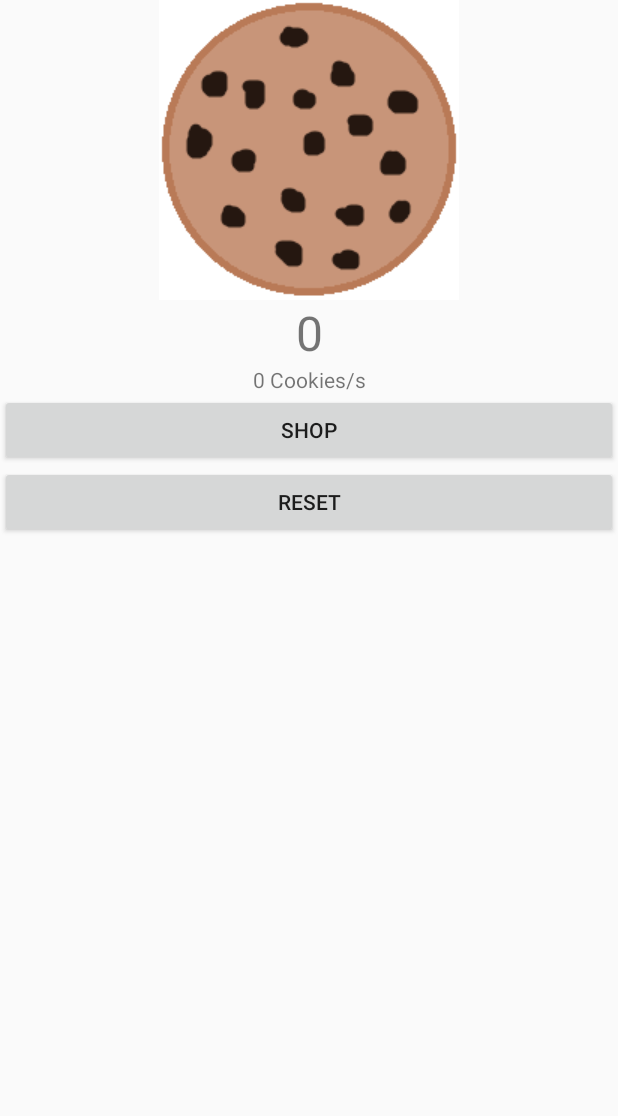
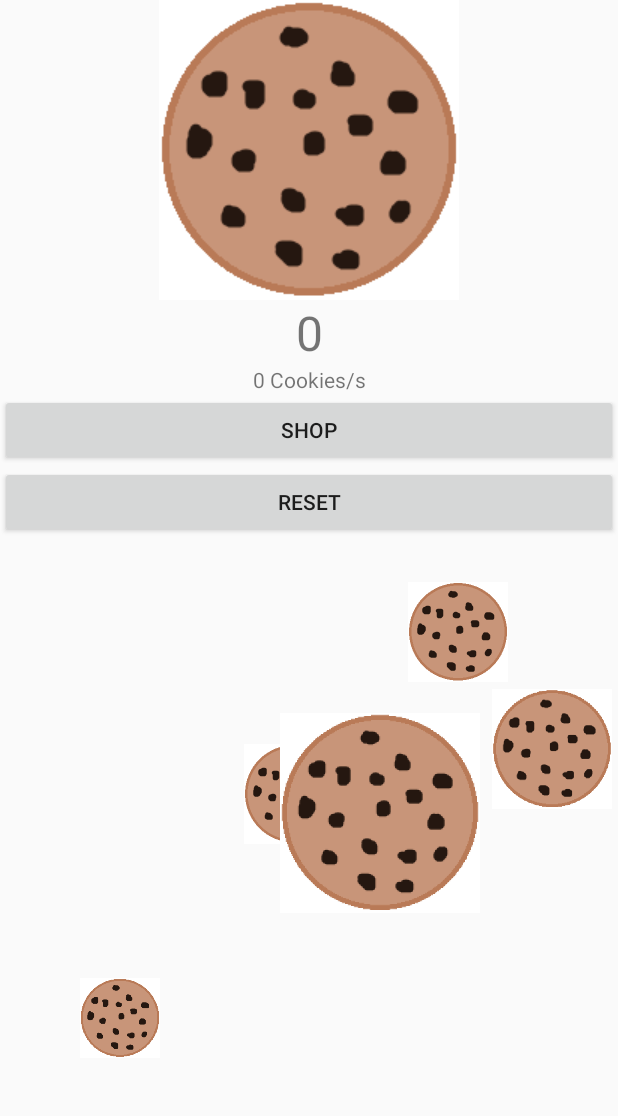
Before and after one commit to skrivanisko/CookieClicker_TAMZII_Project, an Android app: the screen it shows after launch (MainActivity), on a phone screen of 412 x 824 dp, the part 52-1168 px from its top. Run offline under Robolectric (Android 15) with nearby library versions, the light colour scheme and no system bars; 3 statements that could not run were skipped.

Commit message:
added animation via canvas
animated cookies via canvas, custom object

```diff
--- /dev/null
+++ b/CookieClicker/app/src/main/java/com/example/cookieclicker/AnimationObject.java
@@ -0,0 +1,38 @@
+package com.example.cookieclicker;
+
+import android.graphics.Bitmap;
+import android.graphics.Canvas;
+import android.graphics.Rect;
+
+public class AnimationObject {
+    private int x,y;
+    private int speedX, speedY;
+    private int size;
+
+    public AnimationObject(int x, int y, int speed, int size){
+        this.x = x;
+        this.y = y;
+        this.speedX = speed;
+        this.speedY = speed;
+        this.size = size;
+    }
+
+    public void reverseVector(int w, int h){
+        if(x>w-size || x<0) speedX=-speedX;
+        if(y>h-size || y<0) speedY=-speedY;
+    }
+
+    public void move(int w, int h){
+
+        reverseVector(w,h);
+
+        x+=speedX;
+        y+=speedY;
+    }
+
+    public void draw(Bitmap bmp, Canvas c){
+        c.drawBitmap(bmp, null,
+                new Rect(x,y,x+size,y+size), null);
+    }
+
+}
--- a/CookieClicker/app/src/main/java/com/example/cookieclicker/MainActivity.java
+++ b/CookieClicker/app/src/main/java/com/example/cookieclicker/MainActivity.java
@@ -26,6 +26,7 @@ public class MainActivity extends Activity{
     Runnable runnable;
     DB db;
     TextView productionLabel;
+    MyCanvas myCanvas;
 
     public int[] startCost = {50, 500, 1250, 2500, 5000};
 
@@ -68,7 +69,10 @@ public class MainActivity extends Activity{
         scoreText.setText(Long.toString(score));
         productionLabel.setText(Integer.toString(production) + " Cookies/s");
 
-        //resetGame();
+        myCanvas = findViewById(R.id.Canvas);
+
+        animationListener();
+
 
 
     }//////////// INIT
@@ -120,7 +124,7 @@ public class MainActivity extends Activity{
 
     }
 
-    public void RunTimeListener(){
+    public void runTimeListener(){
         timeHandler.postDelayed(runnable = new Runnable() {
             @Override
             public void run() {
@@ -130,11 +134,21 @@ public class MainActivity extends Activity{
         },1000);
     }
 
+    public void animationListener(){
+        timeHandler.postDelayed(new Runnable() {
+            @Override
+            public void run() {
+                myCanvas.animated();
+                timeHandler.postDelayed(this, 33);
+            }
+        },33);
+    }
+
     @Override
     protected void onResume() {
         super.onResume();
 
-        RunTimeListener();
+        runTimeListener();
 
         score = Long.parseLong(preferences.getString("score", "error score"));
 
--- /dev/null
+++ b/CookieClicker/app/src/main/java/com/example/cookieclicker/MyCanvas.java
@@ -0,0 +1,66 @@
+package com.example.cookieclicker;
+
+import android.content.Context;
+import android.graphics.Bitmap;
+import android.graphics.BitmapFactory;
+import android.graphics.Canvas;
+import android.util.AttributeSet;
+import android.view.View;
+import java.util.ArrayList;
+
+public class MyCanvas extends View {
+
+    int width;
+    int height;
+
+    Bitmap bmp = BitmapFactory.decodeResource(getResources(), R.drawable.cookie);;
+
+    ArrayList<AnimationObject> listObj = new ArrayList<>();
+
+    public MyCanvas(Context context) {
+        super(context);
+        initList();
+    }
+
+    public MyCanvas(Context context, AttributeSet attrs) {
+        super(context, attrs);
+        initList();
+    }
+
+    public MyCanvas(Context context, AttributeSet attrs, int defStyleAttr) {
+        super(context, attrs, defStyleAttr);
+        initList();
+    }
+
+    public void initList(){
+        AnimationObject obj = new AnimationObject(100,100,3,100);
+        AnimationObject obj1 = new AnimationObject(150,120,-5,80);
+        AnimationObject obj2 = new AnimationObject(300,250,6,100);
+        AnimationObject obj3 = new AnimationObject(100,125,-7,120);
+        AnimationObject obj4 = new AnimationObject(250,155,5,200);
+
+        listObj.add(obj);
+        listObj.add(obj1);
+        listObj.add(obj2);
+        listObj.add(obj3);
+        listObj.add(obj4);
+    }
+
+    @Override
+    protected void onDraw(Canvas canvas) {
+
+        width = canvas.getWidth();
+        height = canvas.getHeight();
+
+        for(AnimationObject obj : listObj)
+            obj.draw(bmp, canvas);
+    }
+
+    public void animated(){
+
+        for(AnimationObject obj : listObj)
+            obj.move(width,height);
+
+        invalidate();
+    }
+}
--- a/CookieClicker/app/src/main/res/layout/activity_main.xml
+++ b/CookieClicker/app/src/main/res/layout/activity_main.xml
@@ -5,6 +5,15 @@
     android:layout_width="match_parent"
     android:layout_height="match_parent"
     tools:context=".MainActivity">
+
+    <FrameLayout
+        android:layout_width="match_parent"
+        android:layout_height="match_parent">
+
+        <com.example.cookieclicker.MyCanvas
+            android:id="@+id/Canvas"
+            android:layout_width="fill_parent"
+            android:layout_height="fill_parent"/>
 
         <LinearLayout
             android:layout_width="match_parent"
@@ -57,5 +66,6 @@
                 android:onClick="resetClick"
                 android:text="Reset" />
         </LinearLayout>
+    </FrameLayout>
 
 </androidx.constraintlayout.widget.ConstraintLayout>
```
Lines whose indentation alone changed are shown as unchanged.
